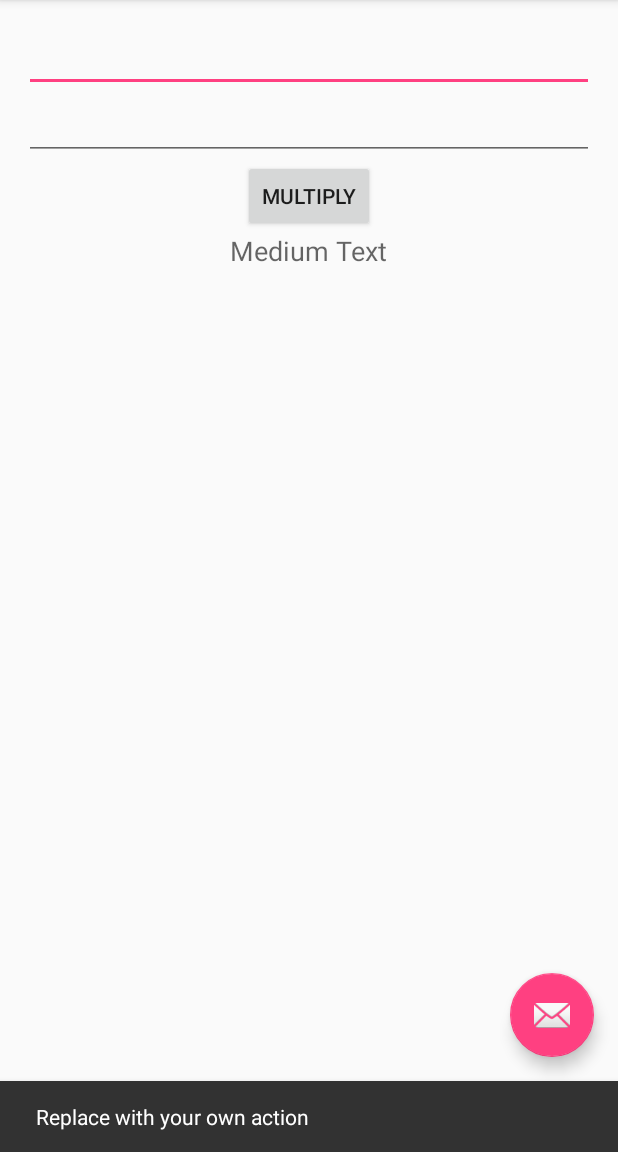
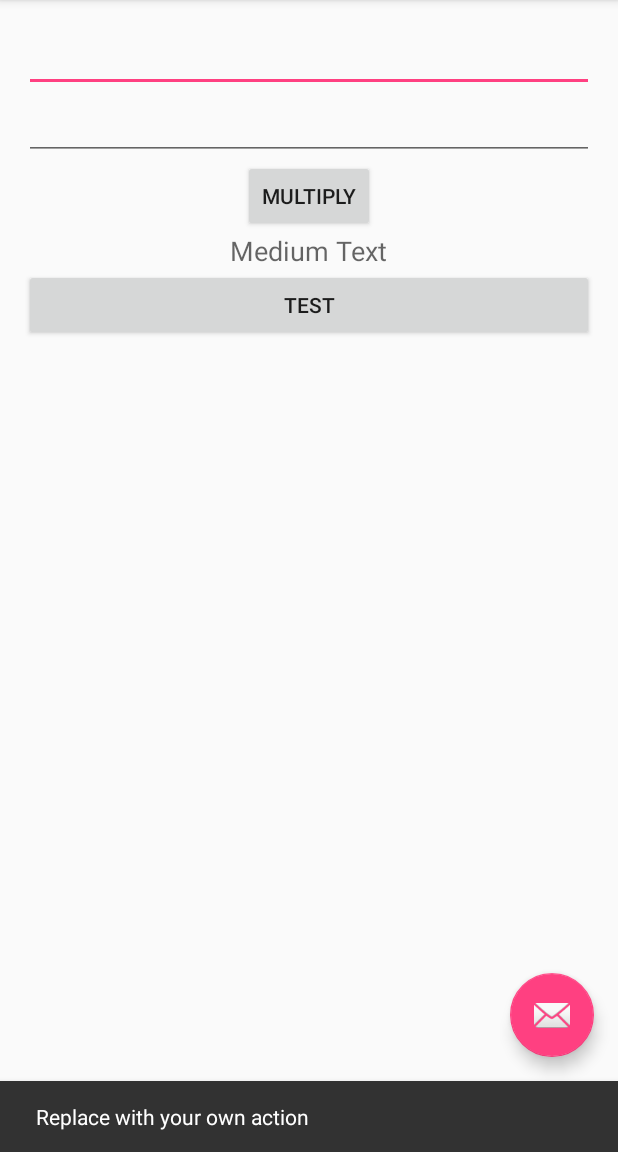
Before and after one commit to tomasz-buchta/AndroidSimpleCalculator, an Android app: the screen it shows after launch (MainActivity), after a tap on an icon or button, on a phone screen of 412 x 824 dp, the part 84-1236 px from its top. Run offline under Robolectric (Android 15) with nearby library versions, the phone set to English and light mode, and no system bars.

Commit message:
Added simple dynamic button

```diff
--- a/app/src/main/java/com/example/tbuchta/simplecalculator/MainActivity.java
+++ b/app/src/main/java/com/example/tbuchta/simplecalculator/MainActivity.java
@@ -12,7 +12,10 @@ import android.view.Menu;
 import android.view.MenuItem;
 import android.widget.Button;
 import android.widget.EditText;
+import android.widget.LinearLayout;
 import android.widget.TextView;
+import android.widget.Button;
+import android.view.ViewGroup.LayoutParams;
 
 
 public class MainActivity extends AppCompatActivity {
@@ -30,6 +33,15 @@ public class MainActivity extends AppCompatActivity {
         editText1 = (EditText)findViewById(R.id.editText);
         editText2 = (EditText)findViewById(R.id.editText2);
         result = (TextView)findViewById(R.id.textView2);
+
+        Button button = new Button(this);
+        button.setText("test");
+        LinearLayout ll = (LinearLayout)findViewById(R.id.linear);
+
+        LayoutParams lp = new LayoutParams(LayoutParams.MATCH_PARENT,LayoutParams.WRAP_CONTENT);
+        ll.addView(button);
+
+
         calculateButton.setOnClickListener(new View.OnClickListener(){
             public void onClick(View v){
                 Log.d("MainActivity","Calculate " + editText1.getText().toString() + " and " + editText2.getText().toString());
--- a/app/src/main/res/layout/content_main.xml
+++ b/app/src/main/res/layout/content_main.xml
@@ -16,6 +16,7 @@
         android:orientation="vertical"
         android:layout_width="match_parent"
         android:layout_height="match_parent"
+        android:id="@+id/linear"
         android:layout_centerHorizontal="true">
 
         <EditText
```
